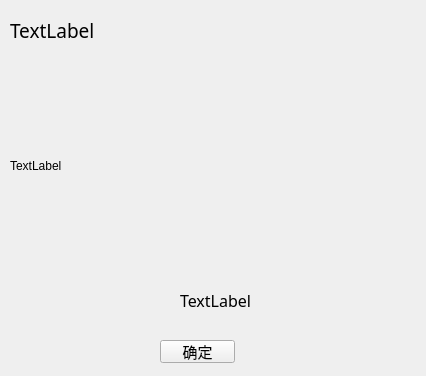
This is congratulation.ui in 123lxyy/lottery as Qt 5 draws it before an edit. The edited form follows.
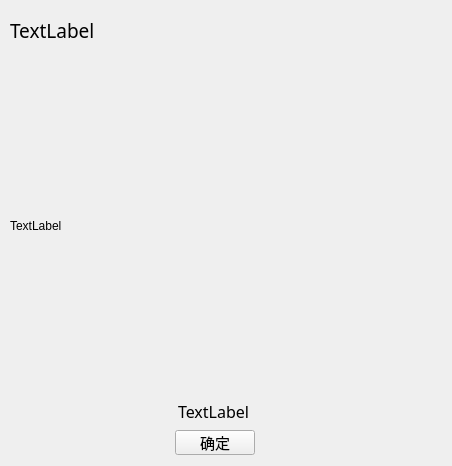
This is the edited form.

```diff
--- a/congratulation.ui
+++ b/congratulation.ui
@@ -6,8 +6,8 @@
    <rect>
     <x>0</x>
     <y>0</y>
-    <width>426</width>
-    <height>376</height>
+    <width>452</width>
+    <height>466</height>
    </rect>
   </property>
   <property name="windowTitle">
@@ -38,50 +38,114 @@
      <x>10</x>
      <y>70</y>
      <width>401</width>
-     <height>191</height>
+     <height>311</height>
     </rect>
    </property>
    <property name="text">
     <string>TextLabel</string>
    </property>
   </widget>
-  <widget class="QLabel" name="label_3">
+  <widget class="QWidget" name="">
    <property name="geometry">
     <rect>
-     <x>180</x>
-     <y>290</y>
-     <width>81</width>
-     <height>21</height>
+     <x>130</x>
+     <y>400</y>
+     <width>166</width>
+     <height>22</height>
     </rect>
    </property>
-   <property name="font">
-    <font>
-     <family>黑体</family>
-     <pointsize>12</pointsize>
-    </font>
-   </property>
-   <property name="text">
-    <string>TextLabel</string>
-   </property>
+   <layout class="QHBoxLayout" name="horizontalLayout">
+    <item>
+     <spacer name="horizontalSpacer">
+      <property name="orientation">
+       <enum>Qt::Horizontal</enum>
+      </property>
+      <property name="sizeHint" stdset="0">
+       <size>
+        <width>40</width>
+        <height>20</height>
+       </size>
+      </property>
+     </spacer>
+    </item>
+    <item>
+     <widget class="QLabel" name="label_3">
+      <property name="font">
+       <font>
+        <family>黑体</family>
+        <pointsize>12</pointsize>
+       </font>
+      </property>
+      <property name="text">
+       <string>TextLabel</string>
+      </property>
+     </widget>
+    </item>
+    <item>
+     <spacer name="horizontalSpacer_2">
+      <property name="orientation">
+       <enum>Qt::Horizontal</enum>
+      </property>
+      <property name="sizeHint" stdset="0">
+       <size>
+        <width>40</width>
+        <height>20</height>
+       </size>
+      </property>
+     </spacer>
+    </item>
+   </layout>
   </widget>
-  <widget class="QPushButton" name="pushButton">
+  <widget class="QWidget" name="">
    <property name="geometry">
     <rect>
-     <x>160</x>
-     <y>340</y>
-     <width>75</width>
-     <height>23</height>
+     <x>130</x>
+     <y>430</y>
+     <width>169</width>
+     <height>25</height>
     </rect>
    </property>
-   <property name="font">
-    <font>
-     <family>黑体</family>
-     <pointsize>11</pointsize>
-    </font>
-   </property>
-   <property name="text">
-    <string>确定</string>
-   </property>
+   <layout class="QHBoxLayout" name="horizontalLayout_2">
+    <item>
+     <spacer name="horizontalSpacer_3">
+      <property name="orientation">
+       <enum>Qt::Horizontal</enum>
+      </property>
+      <property name="sizeHint" stdset="0">
+       <size>
+        <width>40</width>
+        <height>20</height>
+       </size>
+      </property>
+     </spacer>
+    </item>
+    <item>
+     <widget class="QPushButton" name="pushButton">
+      <property name="font">
+       <font>
+        <family>黑体</family>
+        <pointsize>11</pointsize>
+       </font>
+      </property>
+      <property name="text">
+       <string>确定</string>
+      </property>
+     </widget>
+    </item>
+    <item>
+     <spacer name="horizontalSpacer_4">
+      <property name="orientation">
+       <enum>Qt::Horizontal</enum>
+      </property>
+      <property name="sizeHint" stdset="0">
+       <size>
+        <width>40</width>
+        <height>20</height>
+       </size>
+      </property>
+     </spacer>
+    </item>
+   </layout>
   </widget>
  </widget>
  <resources/>
```
